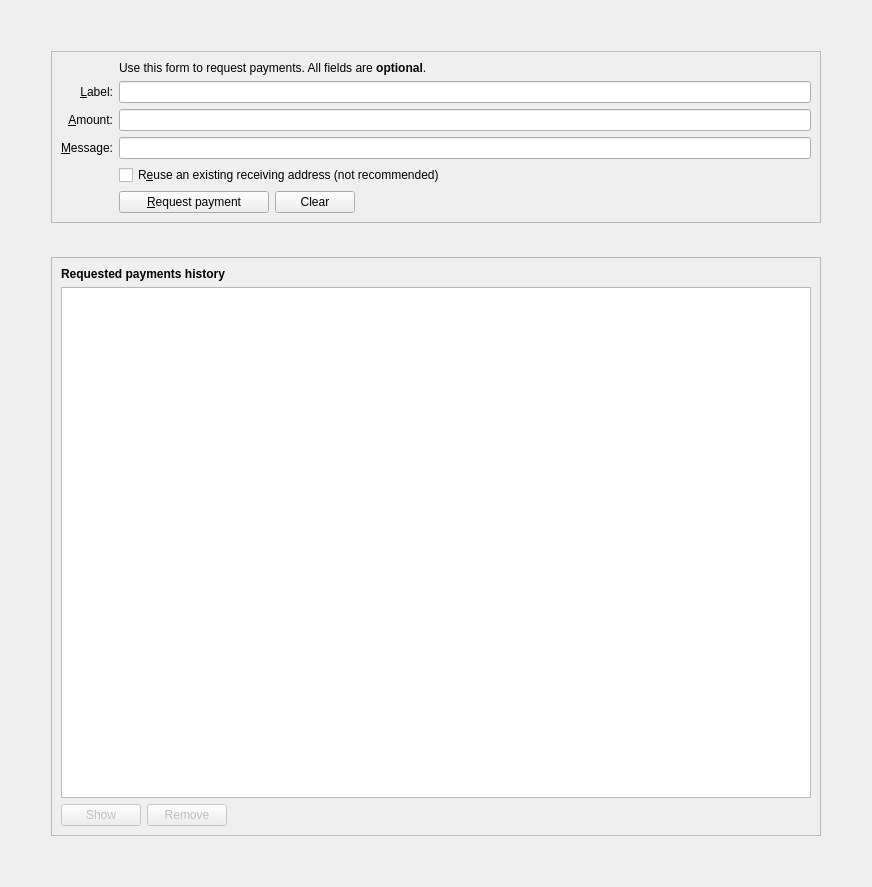
First picture: the form in src/qt/forms/receivecoinsdialog.ui, repository PhicoinProject/PhicoinProject, before the edit.
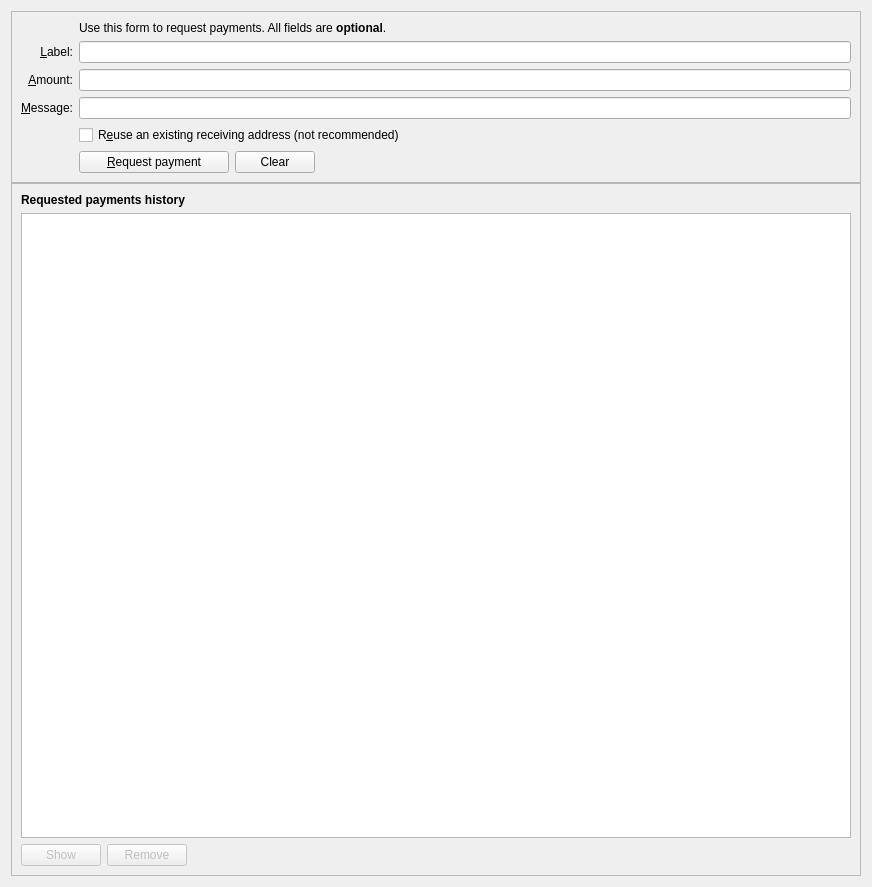
Second picture: the form after the edit. Icons and pictures are not drawn. Custom widgets are drawn as their Qt base class.

```diff
--- a/src/qt/forms/receivecoinsdialog.ui
+++ b/src/qt/forms/receivecoinsdialog.ui
@@ -14,19 +14,19 @@
    <item>
     <layout class="QVBoxLayout" name="verticalLayout_5">
      <property name="spacing">
-      <number>34</number>
+      <number>0</number>
      </property>
      <property name="leftMargin">
-      <number>40</number>
+      <number>0</number>
      </property>
      <property name="topMargin">
-      <number>40</number>
+      <number>0</number>
      </property>
      <property name="rightMargin">
-      <number>40</number>
+      <number>0</number>
      </property>
      <property name="bottomMargin">
-      <number>40</number>
+      <number>0</number>
      </property>
      <item>
       <widget class="QFrame" name="frame2">
```
